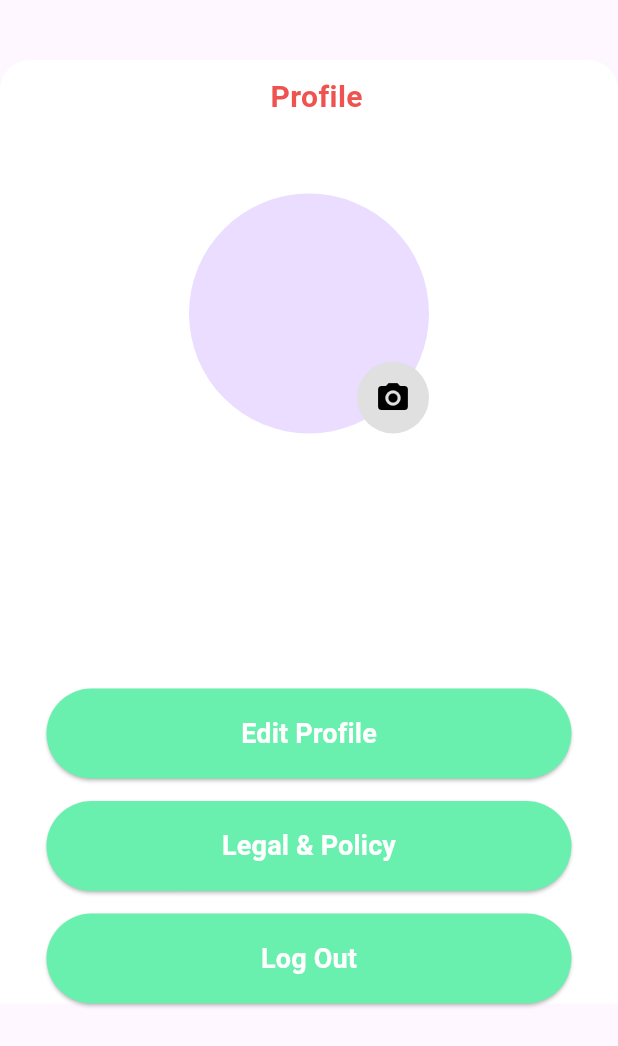
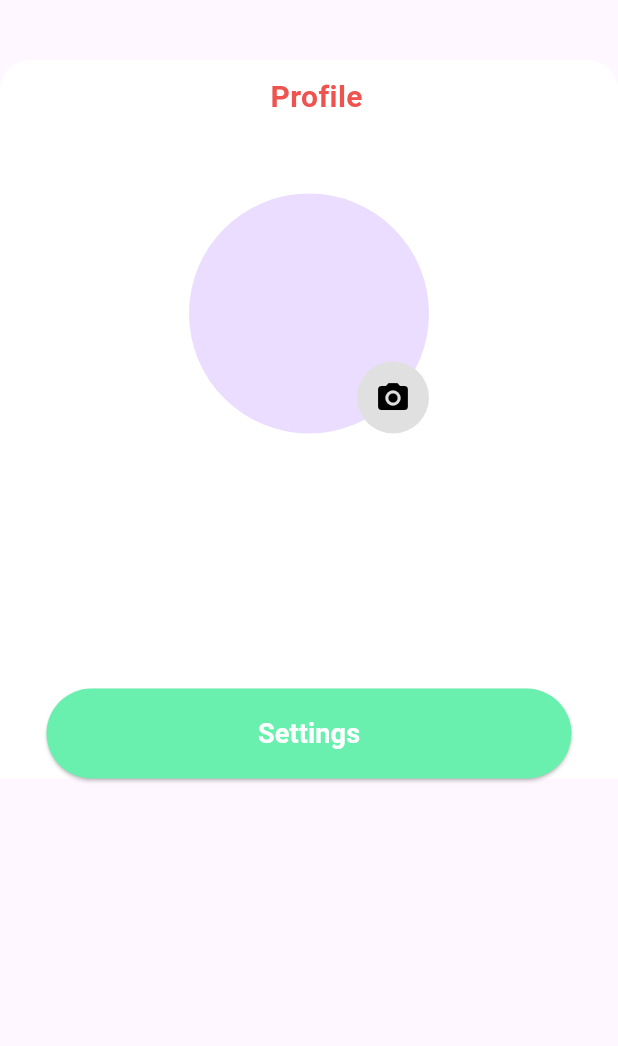
Before and after one commit to razor322/ecommerce-proyekmobile, a Flutter app: the ProfilUser screen opened directly, on a phone screen of 412 x 824 dp. Shown: the top 1046 px of the screen. Run offline on Flutter 3.47's test engine with Material 3 defaults, Android fonts, the phone set to English and light mode, and no system bars; our stand-ins replace buttons_tabbar, carousel_slider, contained_tab_bar_view, flutter_image_slideshow, google_nav_bar, line_icons and 1 more; accounts and stored records are empty.

Commit message:
feat : settings

```diff
--- a/lib/screen/user/profil_page.dart
+++ b/lib/screen/user/profil_page.dart
@@ -1,6 +1,7 @@
 import 'package:ecommerce_app/screen/auth/login_page.dart';
 import 'package:ecommerce_app/screen/user/edit_profil_page.dart';
 import 'package:ecommerce_app/screen/user/legal_policy_page.dart';
+import 'package:ecommerce_app/screen/user/settings_page.dart';
 import 'package:ecommerce_app/utils/cek_session.dart';
 import 'package:flutter/material.dart';
 import 'package:shared_preferences/shared_preferences.dart';
@@ -132,7 +133,7 @@ class _ProfilUserState extends State<ProfilUser> {
                             context,
                             MaterialPageRoute(
                                 builder: (context) =>
-                                    EditProfiluser()), // Log out userr
+                                    SettingsPage()), // Log out userr
                           ); // Add your logout logic here
                         },
                         style: ButtonStyle(
@@ -142,65 +143,7 @@ class _ProfilUserState extends State<ProfilUser> {
                               Colors.white), // Text color
                         ),
                         child: Text(
-                          'Edit Profile',
-                          style: TextStyle(
-                              fontWeight: FontWeight.bold, fontSize: 18),
-                        ),
-                      ),
-                    ),
-                    SizedBox(height: 15.0),
-
-                    Container(
-                      width: 350, // Lebar tombol
-                      height: 60, // Tinggi tombol
-
-                      child: ElevatedButton(
-                        onPressed: () {
-                          Navigator.push(
-                            context,
-                            MaterialPageRoute(
-                                builder: (context) =>
-                                    LegalPolicyPage()), // Log out userr
-                          ); // Add your logout logic here
-                        },
-                        style: ButtonStyle(
-                          backgroundColor: MaterialStateProperty.all<Color>(
-                              Colors.greenAccent), // Background color
-                          foregroundColor: MaterialStateProperty.all<Color>(
-                              Colors.white), // Text color
-                        ),
-                        child: Text(
-                          'Legal & Policy',
-                          style: TextStyle(
-                              fontWeight: FontWeight.bold, fontSize: 18),
-                        ),
-                      ),
-                    ),
-                    SizedBox(height: 15.0),
-                    Container(
-                      width: 350, // Lebar tombol
-                      height: 60, // Tinggi tombol
-
-                      child: ElevatedButton(
-                        onPressed: () {
-                          setState(() {
-                            session.clearSession();
-                            Navigator.push(
-                              context,
-                              MaterialPageRoute(
-                                  builder: (context) =>
-                                      Loginpage()), // Log out userr
-                            ); // Add your logout logic here
-                          });
-                        },
-                        style: ButtonStyle(
-                          backgroundColor: MaterialStateProperty.all<Color>(
-                              Colors.greenAccent), // Background color
-                          foregroundColor: MaterialStateProperty.all<Color>(
-                              Colors.white), // Text color
-                        ),
-                        child: Text(
-                          'Log Out',
+                          'Settings',
                           style: TextStyle(
                               fontWeight: FontWeight.bold, fontSize: 18),
                         ),
```
Also changed, not shown: lib/screen/user/settings_page.dart (added, +87 -0 lines).
